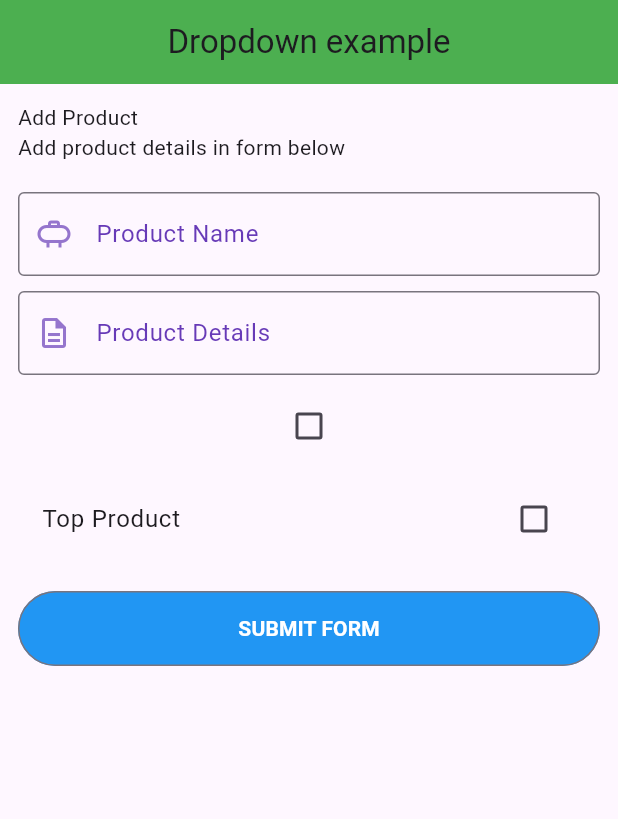
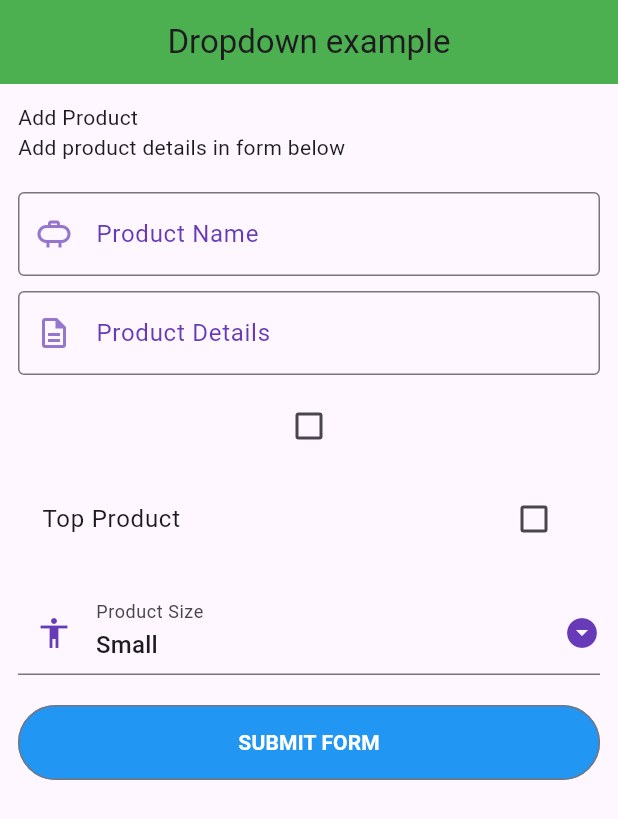
Before and after one commit to Sainathhiwale/flutter_bootcomp, a Flutter app: the screen it shows after launch, on a phone screen of 412 x 824 dp. Shown: the top 819 px of the screen. Run offline on Flutter 3.47's test engine with Material 3 defaults, Android fonts, the light colour scheme and no system bars; our stand-ins replace dio, fluttertoast, font_awesome_flutter, shared_preferences.

Commit message:
dropdown is designed with list of string and click listener and some icon with underlineinputborder

```diff
--- a/lib/screen/dropdown_spineer/form_dropdown.dart
+++ b/lib/screen/dropdown_spineer/form_dropdown.dart
@@ -3,17 +3,24 @@ import 'package:flutter_bootcamp_2025/screen/custome_widgets/mytextfield.dart';
 import 'package:flutter_bootcamp_2025/screen/dropdown_spineer/details_dropdown.dart';
 
 class FormDropdown extends StatefulWidget {
-  const FormDropdown({super.key});
+   const FormDropdown({super.key});
 
   @override
   State<FormDropdown> createState() => _FormDropdownState();
 }
 
 class _FormDropdownState extends State<FormDropdown> {
+  _FormDropdownState(){
+  _selectedVal = _productsizeList[0];
+  }
   final _productConstroller = TextEditingController();
   final _productDetailsConstroller = TextEditingController();
   bool? _checkbox = false;
   bool? _checkboxlistTile = false;
+
+  final _productsizeList = ["Small","Medium","Large","Xlarge"];
+  String? _selectedVal ="";
+
   @override
   Widget build(BuildContext context) {
     return Scaffold(
@@ -73,7 +80,33 @@ class _FormDropdownState extends State<FormDropdown> {
             SizedBox(
               height: 20.0,
             ),
-            // Checkbox(value: value, onChanged: onChanged)
+            DropdownButtonFormField(
+                value: _selectedVal,
+                items: _productsizeList.map(
+                (e) => DropdownMenuItem(child: Text(e), value: e,)
+            ).toList(),
+                onChanged: (val){
+                  setState(() {
+                    _selectedVal = val as String;
+                  });
+            },
+              icon: const Icon(
+                Icons.arrow_drop_down_circle,
+                color: Colors.deepPurple,
+              ),
+              dropdownColor:Colors.deepPurple.shade50 ,
+              decoration: InputDecoration(
+                labelText: "Product Size",
+                prefixIcon: Icon(
+                    Icons.accessibility_sharp,
+                  color: Colors.deepPurple,
+                ),
+                border: UnderlineInputBorder(),
+              ),
+            ),
+            SizedBox(
+              height: 20.0,
+            ),
             myBtn(context),
           ],
         ),
```
